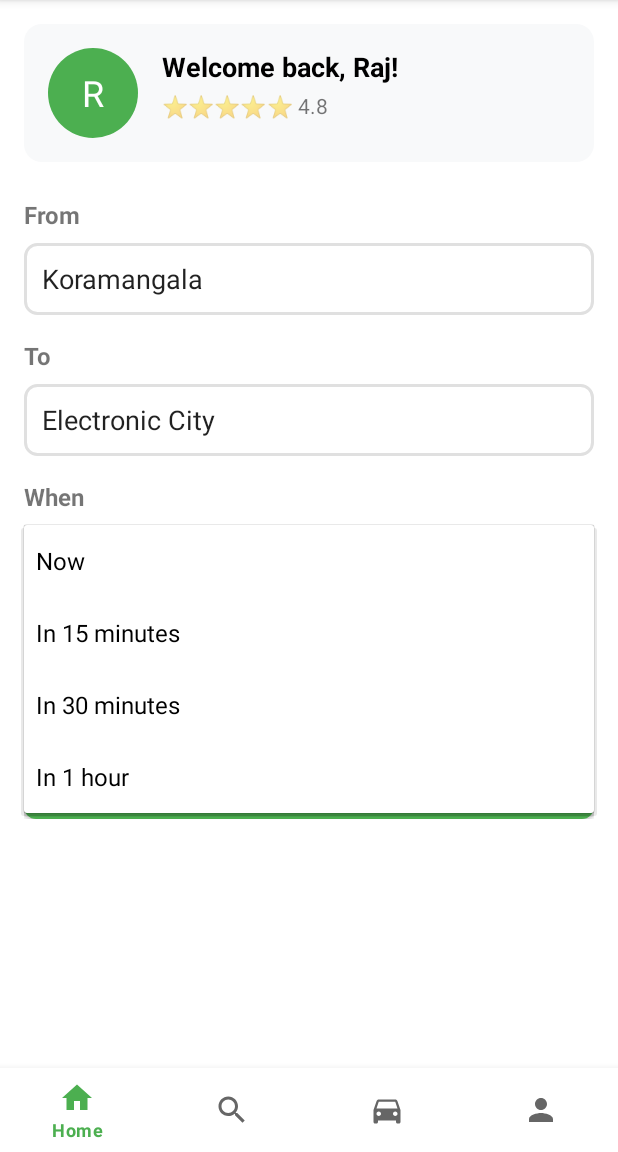
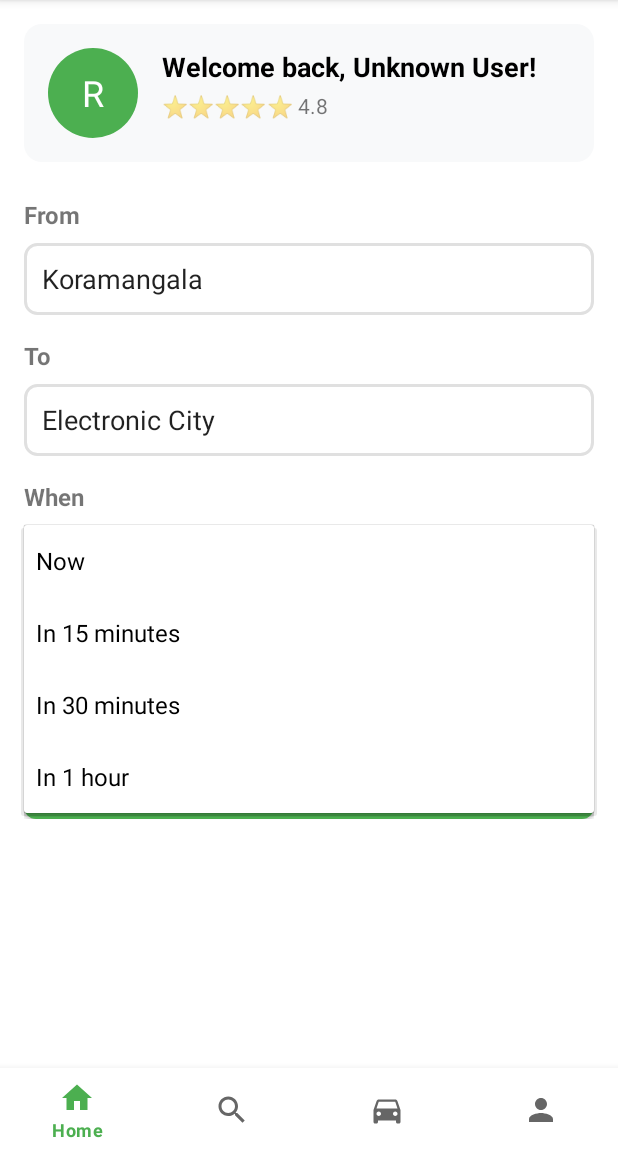
Before and after one commit to homelender2/ShareRide, an Android app: the fragment ProfileFragment placed in its activity, after a tap on "Now", on a phone screen of 412 x 824 dp, the part 84-1236 px from its top. Run offline under Robolectric (Android 15) with nearby library versions, the phone set to English and light mode, and no system bars; our stand-ins replace Firebase (no records; nobody signed in at launch, a user with empty details on screens opened directly).

Commit message:
added singleton user manager

```diff
--- a/app/src/main/java/com/companyname/shareride/HomeFragment.java
+++ b/app/src/main/java/com/companyname/shareride/HomeFragment.java
@@ -16,17 +16,20 @@ public class HomeFragment extends Fragment {
     private Spinner spnWhen;
     private Button btnFindRides, btnCreateRoute;
     private TextView tvUserName, tvRating;
+    private UserDataManager userDataManager;
 
     @Override
     public View onCreateView(LayoutInflater inflater, ViewGroup container, Bundle savedInstanceState) {
         View view = inflater.inflate(R.layout.fragment_home, container, false);
 
+        // Initialize UserDataManager
+        userDataManager = UserDataManager.getInstance();
+
         initViews(view);
         setupClickListeners();
 
-        // Set user data
-        tvUserName.setText("Welcome back, Raj!");
-        tvRating.setText("⭐⭐⭐⭐⭐ 4.8");
+        // Load user data
+        loadUserData();
 
         return view;
     }
@@ -39,6 +42,42 @@ public class HomeFragment extends Fragment {
         btnCreateRoute = view.findViewById(R.id.btn_create_route);
         tvUserName = view.findViewById(R.id.tv_user_name);
         tvRating = view.findViewById(R.id.tv_rating);
+    }
+
+    private void loadUserData() {
+        // Check if data is already loaded
+        if (userDataManager.isDataLoaded()) {
+            updateUI();
+        } else {
+            // Load data from Firebase
+            userDataManager.loadUserData(new UserDataManager.UserDataCallback() {
+                @Override
+                public void onUserDataLoaded() {
+                    if (getActivity() != null) {
+                        getActivity().runOnUiThread(() -> updateUI());
+                    }
+                }
+
+                @Override
+                public void onUserDataError(String error) {
+                    if (getActivity() != null) {
+                        getActivity().runOnUiThread(() -> {
+                            // Still update UI with default values
+                            updateUI();
+                        });
+                    }
+                }
+            });
+        }
+    }
+
+    private void updateUI() {
+        // Set welcome message with user name
+        String userName = userDataManager.getUserName();
+        tvUserName.setText("Welcome back, " + userName + "!");
+
+        // Set short rating
+        tvRating.setText(userDataManager.getShortRating());
     }
 
     private void setupClickListeners() {
@@ -60,4 +99,13 @@ public class HomeFragment extends Fragment {
                     .commit();
         });
     }
+
+    @Override
+    public void onResume() {
+        super.onResume();
+        // Refresh user data when fragment resumes
+        if (userDataManager.isDataLoaded()) {
+            updateUI();
+        }
+    }
 }
--- a/app/src/main/java/com/companyname/shareride/MainActivity.java
+++ b/app/src/main/java/com/companyname/shareride/MainActivity.java
@@ -20,6 +20,7 @@ public class MainActivity extends AppCompatActivity {
     private BottomNavigationView bottomNavigationView;
     private FragmentManager fragmentManager;
     private FirebaseAuth firebaseAuth;
+    private UserDataManager userDataManager;
 
     @Override
     protected void onCreate(Bundle savedInstanceState) {
@@ -29,11 +30,17 @@ public class MainActivity extends AppCompatActivity {
         // Initialize Firebase Auth
         firebaseAuth = FirebaseAuth.getInstance();
 
+        // Initialize UserDataManager
+        userDataManager = UserDataManager.getInstance();
+
         // Check if user is logged in
         checkUserAuthentication();
 
         initViews();
         setupBottomNavigation();
+
+        // Load user data after authentication check
+        loadUserDataOnStart();
 
         // Load default fragment
         if (savedInstanceState == null) {
@@ -101,4 +108,32 @@ public class MainActivity extends AppCompatActivity {
         transaction.replace(R.id.fragment_container, fragment);
         transaction.commit();
     }
+
+    private void loadUserDataOnStart() {
+        // Load user data when app starts (after authentication check)
+        userDataManager.loadUserData(new UserDataManager.UserDataCallback() {
+            @Override
+            public void onUserDataLoaded() {
+                // Data is now available for all fragments
+                // No need to do anything here as fragments will access data when needed
+            }
+
+            @Override
+            public void onUserDataError(String error) {
+                // Handle error if needed
+                // Default values will be used
+                // Optionally show a toast for debugging
+                // Toast.makeText(MainActivity.this, "Error loading user data", Toast.LENGTH_SHORT).show();
+            }
+        });
+    }
+
+    @Override
+    protected void onResume() {
+        super.onResume();
+        // Optionally refresh user data when app resumes
+        if (userDataManager != null && userDataManager.isDataLoaded()) {
+            userDataManager.refreshUserData(null);
+        }
+    }
 }
--- a/app/src/main/java/com/companyname/shareride/ProfileFragment.java
+++ b/app/src/main/java/com/companyname/shareride/ProfileFragment.java
@@ -13,16 +13,13 @@ import androidx.annotation.Nullable;
 import androidx.fragment.app.Fragment;
 
 import com.google.firebase.auth.FirebaseAuth;
-import com.google.firebase.auth.FirebaseUser;
-import com.google.firebase.firestore.DocumentSnapshot;
-import com.google.firebase.firestore.FirebaseFirestore;
 
 public class ProfileFragment extends Fragment {
 
     private TextView tvUserName, tvRating, tvSavings, tvRidesShared, tvCO2Reduced;
     private Button logoutButton;
     private FirebaseAuth auth;
-    private FirebaseFirestore db;
+    private UserDataManager userDataManager;
 
     @Nullable
     @Override
@@ -31,7 +28,7 @@ public class ProfileFragment extends Fragment {
 
         // Initialize Firebase
         auth = FirebaseAuth.getInstance();
-        db = FirebaseFirestore.getInstance();
+        userDataManager = UserDataManager.getInstance();
 
         // Initialize views
         initViews(view);
@@ -39,7 +36,7 @@ public class ProfileFragment extends Fragment {
         // Set logout button click listener
         logoutButton.setOnClickListener(v -> logout());
 
-        // Load user data from Firebase
+        // Load user data using UserDataManager
         loadUserData();
 
         return view;
@@ -55,59 +52,48 @@ public class ProfileFragment extends Fragment {
     }
 
     private void loadUserData() {
-        FirebaseUser user = auth.getCurrentUser();
-        if (user != null) {
-            // Load user data from Firestore
-            db.collection("users").document(user.getUid())
-                    .get()
-                    .addOnSuccessListener(documentSnapshot -> {
-                        if (documentSnapshot.exists()) {
-                            String name = documentSnapshot.getString("name");
-                            if (name != null) {
-                                tvUserName.setText(name);
-                            } else {
-                                tvUserName.setText("Unknown User");
-                            }
+        // Check if data is already loaded
+        if (userDataManager.isDataLoaded()) {
+            updateUI();
+        } else {
+            // Load data from Firebase
+            userDataManager.loadUserData(new UserDataManager.UserDataCallback() {
+                @Override
+                public void onUserDataLoaded() {
+                    if (getActivity() != null) {
+                        getActivity().runOnUiThread(() -> updateUI());
+                    }
+                }
 
-                            // Load profile stats from Firestore or set defaults
-                            setupUserStats(documentSnapshot);
-                        } else {
-                            // If no user document exists, set default values
-                            tvUserName.setText("Unknown User");
-                            setupDefaultStats();
-                        }
-                    })
-                    .addOnFailureListener(e -> {
-                        // Handle error - set default values
-                        tvUserName.setText("Error loading name");
-                        setupDefaultStats();
-                    });
+                @Override
+                public void onUserDataError(String error) {
+                    if (getActivity() != null) {
+                        getActivity().runOnUiThread(() -> {
+                            // Still update UI with default values
+                            updateUI();
+                        });
+                    }
+                }
+            });
         }
     }
 
-    private void setupUserStats(DocumentSnapshot documentSnapshot) {
-        // Get stats from Firestore document or use defaults
-        String rating = documentSnapshot.getString("rating");
-        String savings = documentSnapshot.getString("savings");
-        String ridesShared = documentSnapshot.getString("ridesShared");
-        String co2Reduced = documentSnapshot.getString("co2Reduced");
-
-        // Set values or defaults
-        tvRating.setText(rating != null ? rating : "⭐⭐⭐⭐⭐ 4.8 (24 rides)");
-        tvSavings.setText(savings != null ? savings : "💰 Total Saved: ₹840");
-        tvRidesShared.setText(ridesShared != null ? ridesShared : "🚗 Rides Shared: 12");
-        tvCO2Reduced.setText(co2Reduced != null ? co2Reduced : "🌱 CO₂ Reduced: 2.4 kg");
-    }
-
-    private void setupDefaultStats() {
-        tvRating.setText("⭐⭐⭐⭐⭐ 4.8 (24 rides)");
-        tvSavings.setText("💰 Total Saved: ₹840");
-        tvRidesShared.setText("🚗 Rides Shared: 12");
-        tvCO2Reduced.setText("🌱 CO₂ Reduced: 2.4 kg");
+    private void updateUI() {
+        tvUserName.setText(userDataManager.getUserName());
+        tvRating.setText(userDataManager.getRating());
+        tvSavings.setText(userDataManager.getSavings());
+        tvRidesShared.setText(userDataManager.getRidesShared());
+        tvCO2Reduced.setText(userDataManager.getCo2Reduced());
     }
 
     private void logout() {
+        // Clear user data from manager
+        userDataManager.clearUserData();
+
+        // Sign out from Firebase
         auth.signOut();
+
+        // Navigate to login
         Intent intent = new Intent(getActivity(), LoginActivity.class);
         intent.setFlags(Intent.FLAG_ACTIVITY_NEW_TASK | Intent.FLAG_ACTIVITY_CLEAR_TASK);
         startActivity(intent);
--- /dev/null
+++ b/app/src/main/java/com/companyname/shareride/UserDataManager.java
@@ -0,0 +1,208 @@
+package com.companyname.shareride;
+
+import com.google.firebase.auth.FirebaseAuth;
+import com.google.firebase.auth.FirebaseUser;
+import com.google.firebase.firestore.DocumentSnapshot;
+import com.google.firebase.firestore.FirebaseFirestore;
+
+public class UserDataManager {
+    private static UserDataManager instance;
+    private FirebaseAuth auth;
+    private FirebaseFirestore db;
+
+    // User data fields
+    private String userName;
+    private String rating;
+    private String savings;
+    private String ridesShared;
+    private String co2Reduced;
+    private boolean isDataLoaded = false;
+
+    // Interface for callbacks
+    public interface UserDataCallback {
+        void onUserDataLoaded();
+        void onUserDataError(String error);
+    }
+
+    private UserDataManager() {
+        auth = FirebaseAuth.getInstance();
+        db = FirebaseFirestore.getInstance();
+    }
+
+    public static synchronized UserDataManager getInstance() {
+        if (instance == null) {
+            instance = new UserDataManager();
+        }
+        return instance;
+    }
+
+    public void loadUserData(UserDataCallback callback) {
+        FirebaseUser user = auth.getCurrentUser();
+        if (user != null) {
+            db.collection("users").document(user.getUid())
+                    .get()
+                    .addOnSuccessListener(documentSnapshot -> {
+                        if (documentSnapshot.exists()) {
+                            // Load user data from Firestore
+                            userName = documentSnapshot.getString("name");
+                            if (userName == null || userName.isEmpty()) {
+                                userName = "Unknown User";
+                            }
+
+                            // Load other stats
+                            rating = documentSnapshot.getString("rating");
+                            savings = documentSnapshot.getString("savings");
+                            ridesShared = documentSnapshot.getString("ridesShared");
+                            co2Reduced = documentSnapshot.getString("co2Reduced");
+
+                            // Set defaults if null
+                            setDefaultsIfNull();
+
+                            isDataLoaded = true;
+                            if (callback != null) {
+                                callback.onUserDataLoaded();
+                            }
+                        } else {
+                            // Set default values if no document exists
+                            setDefaultValues();
+                            isDataLoaded = true;
+                            if (callback != null) {
+                                callback.onUserDataLoaded();
+                            }
+                        }
+                    })
+                    .addOnFailureListener(e -> {
+                        // Handle error - set default values
+                        setDefaultValues();
+                        isDataLoaded = true;
+                        if (callback != null) {
+                            callback.onUserDataError("Error loading user data: " + e.getMessage());
+                        }
+                    });
+        } else {
+            // No user logged in
+            setDefaultValues();
+            if (callback != null) {
+                callback.onUserDataError("No user logged in");
+            }
+        }
+    }
+
+    private void setDefaultsIfNull() {
+        if (rating == null) rating = "⭐⭐⭐⭐⭐ 4.8 (24 rides)";
+        if (savings == null) savings = "💰 Total Saved: ₹840";
+        if (ridesShared == null) ridesShared = "🚗 Rides Shared: 12";
+        if (co2Reduced == null) co2Reduced = "🌱 CO₂ Reduced: 2.4 kg";
+    }
+
+    private void setDefaultValues() {
+        userName = "Unknown User";
+        rating = "⭐⭐⭐⭐⭐ 4.8 (24 rides)";
+        savings = "💰 Total Saved: ₹840";
+        ridesShared = "🚗 Rides Shared: 12";
+        co2Reduced = "🌱 CO₂ Reduced: 2.4 kg";
+    }
+
+    // Getters
+    public String getUserName() {
+        return userName != null ? userName : "Unknown User";
+    }
+
+    public String getRating() {
+        return rating != null ? rating : "⭐⭐⭐⭐⭐ 4.8 (24 rides)";
+    }
+
+    public String getSavings() {
+        return savings != null ? savings : "💰 Total Saved: ₹840";
+    }
+
+    public String getRidesShared() {
+        return ridesShared != null ? ridesShared : "🚗 Rides Shared: 12";
+    }
+
+    public String getCo2Reduced() {
+        return co2Reduced != null ? co2Reduced : "🌱 CO₂ Reduced: 2.4 kg";
+    }
+
+    public boolean isDataLoaded() {
+        return isDataLoaded;
+    }
+
+    // Method to get just the numeric rating value
+    public double getNumericRating() {
+        if (rating != null && rating.contains("⭐")) {
+            String[] parts = rating.split(" ");
+            if (parts.length >= 2) {
+                try {
+                    return Double.parseDouble(parts[1]);
+                } catch (NumberFormatException e) {
+                    return 4.8; // Default rating
+                }
+            }
+        }
+        return 4.8; // Default rating
+    }
+
+    // Method to get short rating for home fragment
+    public String getShortRating() {
+        if (rating != null && rating.contains("⭐")) {
+            // Extract the numeric rating from the string
+            String[] parts = rating.split(" ");
+            if (parts.length >= 2) {
+                try {
+                    double numericRating = Double.parseDouble(parts[1]);
+                    String stars = generateStars(numericRating);
+                    return stars + " " + parts[1]; // e.g., "⭐⭐⭐⭐⭐ 4.8"
+                } catch (NumberFormatException e) {
+                    return "⭐⭐⭐⭐⭐ 4.8";
+                }
+            }
+        }
+        return "⭐⭐⭐⭐⭐ 4.8";
+    }
+
+    // Helper method to generate stars based on rating
+    private String generateStars(double rating) {
+        int fullStars = (int) Math.floor(rating);
+        boolean hasHalfStar = (rating - fullStars) >= 0.5;
+
+        StringBuilder stars = new StringBuilder();
+
+        // Add full stars
+        for (int i = 0; i < fullStars && i < 5; i++) {
+            stars.append("⭐");
+        }
+
+        // Add half star if needed
+        if (hasHalfStar && fullStars < 5) {
+            stars.append("⭐"); // You can use a different emoji like "🌟" for half star if preferred
+        }
+
+        // Fill remaining with empty stars if you want to show 5 total
+        // Uncomment the lines below if you want to show empty stars
+        /*
+        int totalStars = fullStars + (hasHalfStar ? 1 : 0);
+        for (int i = totalStars; i < 5; i++) {
+            stars.append("☆"); // Empty star
+        }
+        */
+
+        return stars.toString();
+    }
+
+    // Method to clear data on logout
+    public void clearUserData() {
+        userName = null;
+        rating = null;
+        savings = null;
+        ridesShared = null;
+        co2Reduced = null;
+        isDataLoaded = false;
+    }
+
+    // Method to refresh data
+    public void refreshUserData(UserDataCallback callback) {
+        isDataLoaded = false;
+        loadUserData(callback);
+    }
+}
```
